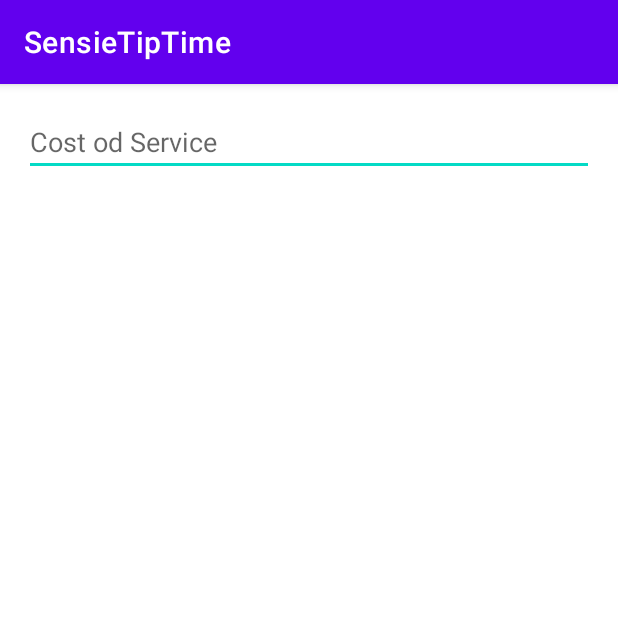
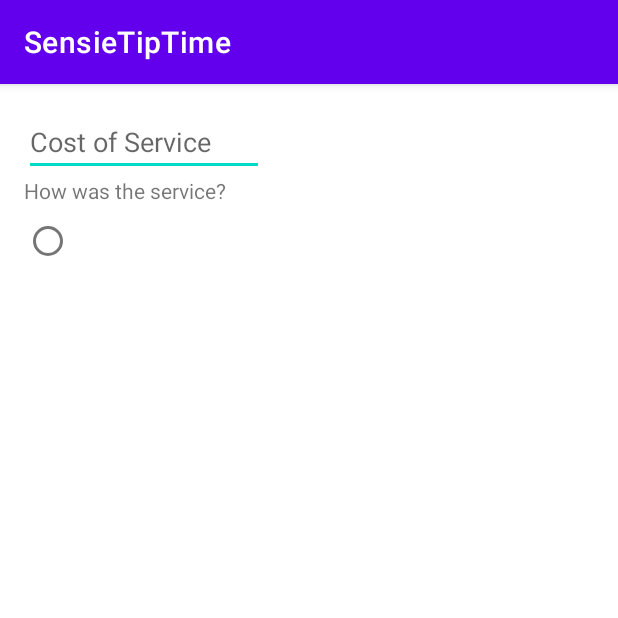
Before and after one commit to R1CKYS3NS31/sensei_3_tiptime_android, an Android app: the screen it shows after launch (MainActivity), on a phone screen of 412 x 824 dp, the top half of it. Run offline under Robolectric (Android 15) with nearby library versions, the phone set to English and light mode, and no system bars.

Commit message:
xml radio group and radio buttons commit

```diff
--- a/app/src/main/res/layout/activity_main.xml
+++ b/app/src/main/res/layout/activity_main.xml
@@ -9,12 +9,34 @@
     <EditText
         app:layout_constraintStart_toStartOf="parent"
         app:layout_constraintTop_toTopOf="parent"
-        android:id="@+id/plain_text_input"
+        android:id="@+id/cost_of_service"
         android:layout_height="wrap_content"
-        android:layout_width="match_parent"
+        android:layout_width="160dp"
         android:inputType="numberDecimal"
-        android:hint="Cost od Service"
+        android:hint="Cost of Service"
         />
+    <TextView
+        android:id="@+id/service_question"
+        android:layout_width="wrap_content"
+        android:layout_height="wrap_content"
+        android:text="How was the service?"
+        app:layout_constraintStart_toStartOf="parent"
+        app:layout_constraintTop_toBottomOf="@+id/cost_of_service"
+        />
+    <RadioGroup
+        android:id="@+id/tip_options"
+        android:layout_width="wrap_content"
+        android:layout_height="wrap_content"
+        android:orientation="vertical"
+        app:layout_constraintStart_toStartOf="parent"
+        app:layout_constraintTop_toBottomOf="@+id/service_question"
+        >
+        <RadioButton
+            android:layout_width="wrap_content"
+            android:layout_height="wrap_content"
+            android:id="@+id/option_twenty_percent"
+            />
+    </RadioGroup>
 
 
 </androidx.constraintlayout.widget.ConstraintLayout>
```
